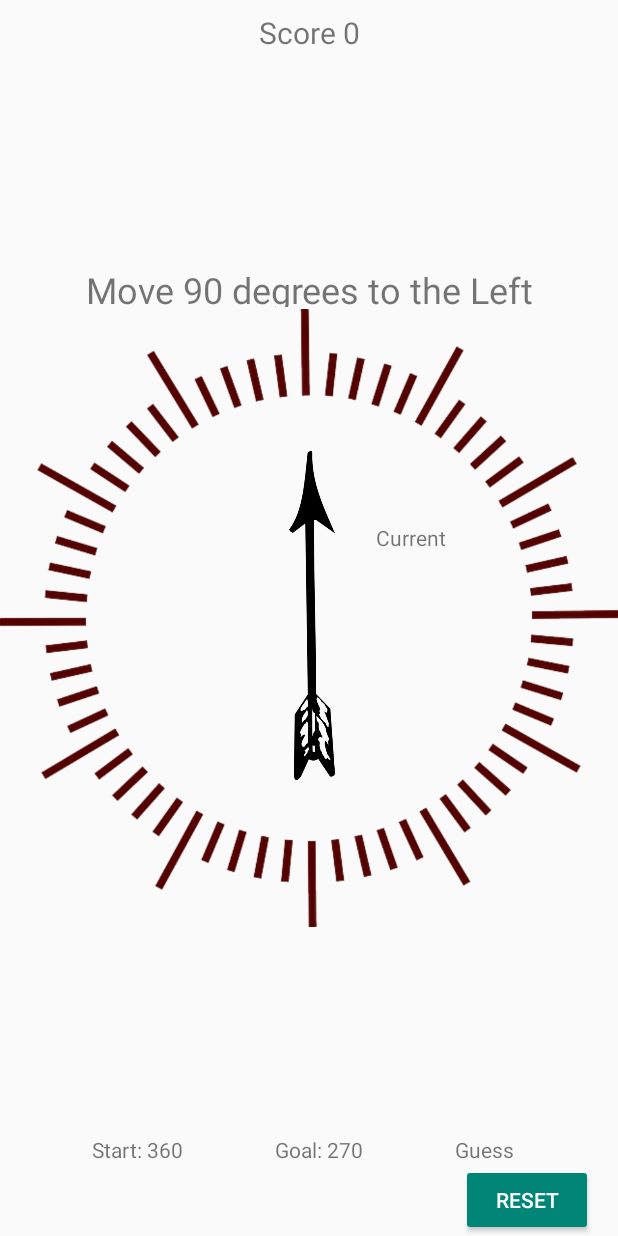
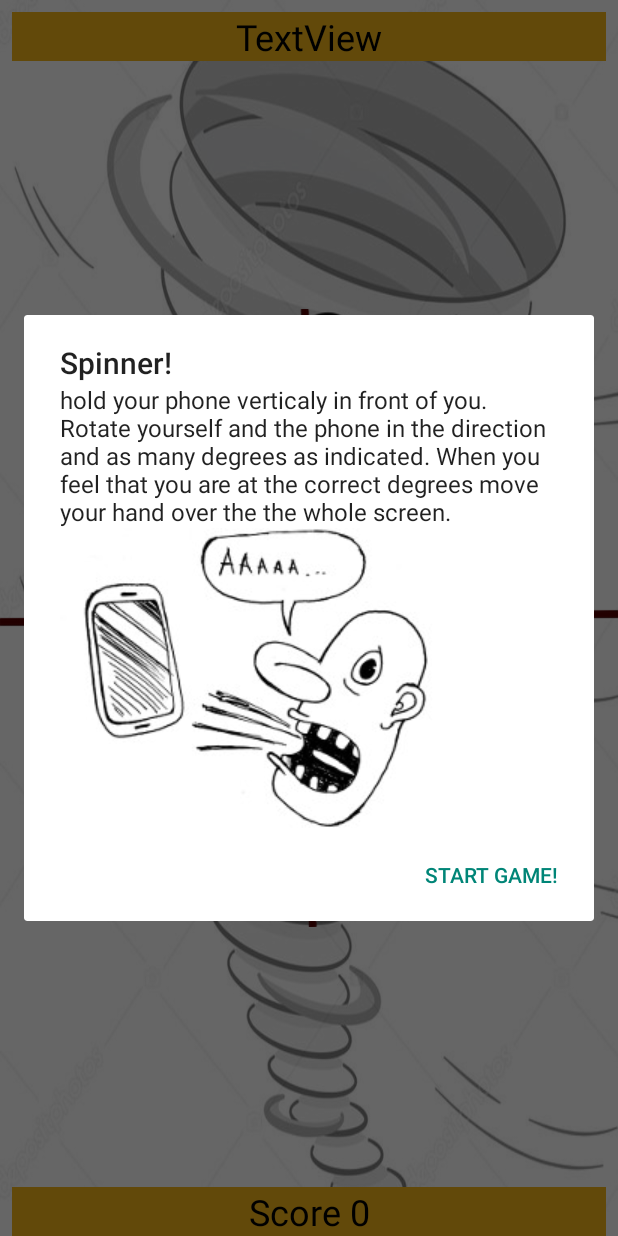
Before and after one commit to riomontana/PartyNonSense, an Android app: the fragment RotateGameFragment shown on its own in the app's theme, on a phone screen of 412 x 824 dp. Run offline under Robolectric (Android 15) with nearby library versions, the phone set to English and light mode, and no system bars; 1 statement that could not run was skipped.

Commit message:
Fragment färdigt förutom bilden

```diff
--- a/app/src/main/java/com/lfo/partynonsense/activitys/GameActivity.java
+++ b/app/src/main/java/com/lfo/partynonsense/activitys/GameActivity.java
@@ -153,7 +153,7 @@ public class GameActivity extends AppCompatActivity {
      * Start count down timer and update user interface
      */
     public void startCountDownTimer() {
-        new CountDownTimer(20000, 1000) {
+        new CountDownTimer(50000, 1000) {
 
             public void onTick(long millisUntilFinished) {
                 clockTimer.setText("Time left:" + ((millisUntilFinished / 1000) + 1));
--- a/app/src/main/java/com/lfo/partynonsense/fragments/RotateGameFragment.java
+++ b/app/src/main/java/com/lfo/partynonsense/fragments/RotateGameFragment.java
@@ -8,6 +8,7 @@ import android.hardware.SensorEventListener;
 import android.hardware.SensorManager;
 import android.os.Bundle;
 import android.support.v4.app.Fragment;
+import android.util.Log;
 import android.view.LayoutInflater;
 import android.view.View;
 import android.view.ViewGroup;
@@ -16,9 +17,13 @@ import android.view.animation.RotateAnimation;
 import android.widget.Button;
 import android.widget.ImageView;
 import android.widget.TextView;
+
 import com.lfo.partynonsense.FragmentTemplate;
+import com.lfo.partynonsense.GameInfoAlertDialogFragment;
 import com.lfo.partynonsense.R;
+
 import java.util.Random;
+
 import static android.content.Context.SENSOR_SERVICE;
 
 
@@ -29,17 +34,20 @@ public class RotateGameFragment extends Fragment implements FragmentTemplate, Se
 
     private static final int RIGHT = 0;
     private static final int LEFT = 1;
+    private static final int ERRORMARGIN = 10;
+    private static final int POINTS = 1000;
     private View view;
     private SensorManager sensorManager;
     private Sensor proximitySensor, rotationVector;
     private ImageView ivArrow;
-    private TextView tvStart, tvGoal, tvCurrent, tvGuess, tvComand, tvScore;
-    private Button btnReset;
+    private TextView tvCurrent, tvComand, tvScore;
     private Random random = new Random();
-    private int startValue, guessValue, score = 0, goalValue;
+    private int guessValue;
+    private int score = 0;
+    private int goalValue;
     private float mCurrentDegree = 0;
-    //    private float startDegree = 0;
     private int direction;
+    private boolean gameOn = false;
 
     private static final String TAG = "LOG";
 
@@ -54,25 +62,29 @@ public class RotateGameFragment extends Fragment implements FragmentTemplate, Se
         view = inflater.inflate(R.layout.fragment_rotate_game, container, false);
         sensorManager = (SensorManager) getActivity().getSystemService
                 (SENSOR_SERVICE);
+        if (sensorManager != null) {
             proximitySensor = sensorManager.getDefaultSensor(Sensor.TYPE_PROXIMITY);
             rotationVector = sensorManager.getDefaultSensor(Sensor.TYPE_GAME_ROTATION_VECTOR);
+        }
         ivArrow = (ImageView) view.findViewById(R.id.ivArrow);
-        tvStart = (TextView) view.findViewById(R.id.tvStart);
         tvCurrent = (TextView) view.findViewById(R.id.tvEnd);
-        tvGuess = (TextView) view.findViewById(R.id.tvGuess);
-        tvGoal = (TextView) view.findViewById(R.id.tvGoal);
         tvComand = (TextView) view.findViewById(R.id.tvComand);
         tvScore = (TextView) view.findViewById(R.id.tvScore);
         tvScore.setText("Score " + 0);
-        btnReset = (Button) view.findViewById(R.id.btnReset);
-        btnReset.setOnClickListener(new View.OnClickListener() {
-            @Override
-            public void onClick(View view) {
-                start();
+        createGameInfoAlertDialog();
+        return view;
     }
-        });
-        start();
-        return view;
+
+    /**
+     * Create a new alert dialog
+     */
+    public void createGameInfoAlertDialog() {
+        Log.d(TAG, "createGameInfoAlertDialog: ");
+        GameInfoAlertDialogFragment gameInfoDialog = new GameInfoAlertDialogFragment();
+        gameInfoDialog.setTitle("Spinner!");
+        gameInfoDialog.setText(getResources().getString(R.string.rotate_game_info));
+        gameInfoDialog.setImageResource(R.drawable.how_to_volumegame);
+        gameInfoDialog.show(getActivity().getFragmentManager(), "Match the volume");
     }
 
     public void rotateArrow(SensorEvent event) {
@@ -96,30 +108,30 @@ public class RotateGameFragment extends Fragment implements FragmentTemplate, Se
 
     private void lockGuess(SensorEvent sensorEvent) {
         if (sensorEvent.sensor == proximitySensor) {
+            if (sensorEvent.values[0] == 0.0) {
                 guessValue = (int) ((mCurrentDegree + 360));
-            tvGuess.setText("guess " + String.valueOf(guessValue));
+                Log.d(TAG, "guessValue: " + guessValue);
                 calculateScore();
+                Log.d(TAG, "---------------------------------------------------------------");
                 start();
+            }
         }
     }
 
     @SuppressLint("SetTextI18n")
     private void calculateScore() {
-        int playerGuess;
         if (direction == RIGHT) {
-            playerGuess = startValue + guessValue;
-            if (playerGuess > 359) playerGuess = playerGuess - 360;
-            if (playerGuess >= (mCurrentDegree - 20) && playerGuess <= (mCurrentDegree + 20)) {
-                score++;
+            if (guessValue >= (goalValue - ERRORMARGIN) && guessValue <= (goalValue + ERRORMARGIN)) {
+                score = score + POINTS;
                 tvScore.setText("Score: " + String.valueOf(score));
+                Log.d(TAG, "Guessed correct");
             }
         }
         if (direction == LEFT) {
-            playerGuess = startValue - guessValue;
-            if (playerGuess < 0) playerGuess = playerGuess + 359;
-            if (playerGuess >= (playerGuess - 20) && playerGuess <= (playerGuess + 20)) {
-                score++;
+            if (guessValue >= (goalValue - ERRORMARGIN) && guessValue <= (goalValue + ERRORMARGIN)) {
+                score = score + POINTS;
                 tvScore.setText("Score: " + String.valueOf(score));
+                Log.d(TAG, "Guessed correct");
             }
         }
     }
@@ -127,13 +139,14 @@ public class RotateGameFragment extends Fragment implements FragmentTemplate, Se
     @SuppressLint("SetTextI18n")
     @Override
     public void start() {
+        gameOn = true;
         String moveTo;
-//        startDegree = 0;
-        startValue = (int) (((mCurrentDegree) * -1) - 360) * -1;
+        int startValue = (int) (((mCurrentDegree) * -1) - 360) * -1;
+        Log.d(TAG, "start: " + startValue);
         int leftRight = random.nextInt(2);
-//        moveDegrees = random.nextInt(179) + 1;
-        int moveDegrees = 90;
-
+        double randomNumber = random.nextInt(170) + 10;
+        int moveDegrees = (int) Math.round(randomNumber / 10.0) * 10;
+        Log.d(TAG, "move " + moveDegrees + " degrees");
         if (leftRight == RIGHT) {
             moveTo = "Right";
             direction = RIGHT;
@@ -146,12 +159,12 @@ public class RotateGameFragment extends Fragment implements FragmentTemplate, Se
             if (goalValue < 0) goalValue = goalValue + 360;
         }
         tvComand.setText("Move " + moveDegrees + " degrees to the " + moveTo);
-        tvStart.setText("Start: " + String.valueOf(startValue));
-        tvGoal.setText("Goal: " + String.valueOf(goalValue));
+        Log.d(TAG, "goalValue: " + goalValue);
     }
 
     @Override
     public void stop() {
+        gameOn = false;
 
     }
 
@@ -163,13 +176,10 @@ public class RotateGameFragment extends Fragment implements FragmentTemplate, Se
 
     @Override
     public void onSensorChanged(SensorEvent sensorEvent) {
-//        if (startDegree == 0) {
-//            if (sensorEvent.sensor == rotationVector) {
-//                startDegree = ((sensorEvent.values[2] + 1) * 180);
-//            }
-//        }
+        if (gameOn) {
             rotateArrow(sensorEvent);
             lockGuess(sensorEvent);
+        }
     }
 
     @Override
--- a/app/src/main/res/layout/fragment_rotate_game.xml
+++ b/app/src/main/res/layout/fragment_rotate_game.xml
@@ -4,6 +4,7 @@
     android:id="@+id/frameLayout2"
     android:layout_width="match_parent"
     android:layout_height="match_parent"
+    android:background="@drawable/tornado"
     tools:context="com.lfo.partynonsense.fragments.RotateGameFragment">
 
     <!-- TODO: Update blank fragment layout -->
@@ -33,97 +34,51 @@
         app:layout_constraintTop_toTopOf="parent" />
 
     <TextView
-        android:id="@+id/tvStart"
-        android:layout_width="wrap_content"
-        android:layout_height="wrap_content"
-        android:layout_marginTop="8dp"
-        android:text="Start"
-        android:textSize="14sp"
-        app:layout_constraintBottom_toTopOf="@+id/btnReset"
-        app:layout_constraintEnd_toStartOf="@+id/tvGoal"
-        app:layout_constraintHorizontal_bias="0.5"
-        app:layout_constraintStart_toStartOf="parent"
-        app:layout_constraintTop_toBottomOf="@+id/tvEnd"
-        app:layout_constraintVertical_bias="1.0" />
-
-    <TextView
-        android:id="@+id/tvGuess"
-        android:layout_width="wrap_content"
-        android:layout_height="wrap_content"
-        android:layout_marginEnd="8dp"
-        android:layout_marginTop="8dp"
-        android:text="Guess"
-        app:layout_constraintBottom_toTopOf="@+id/btnReset"
-        app:layout_constraintEnd_toEndOf="parent"
-        app:layout_constraintStart_toEndOf="@+id/tvGoal"
-        app:layout_constraintTop_toBottomOf="@+id/tvEnd"
-        app:layout_constraintVertical_bias="1.0" />
-
-    <TextView
         android:id="@+id/tvEnd"
         android:layout_width="wrap_content"
         android:layout_height="wrap_content"
         android:layout_marginEnd="8dp"
         android:layout_marginStart="8dp"
-        android:layout_marginTop="144dp"
+        android:layout_marginTop="176dp"
         android:text="Current"
         android:textSize="14sp"
         app:layout_constraintEnd_toEndOf="parent"
-        app:layout_constraintHorizontal_bias="0.694"
+        app:layout_constraintHorizontal_bias="0.688"
         app:layout_constraintStart_toStartOf="parent"
         app:layout_constraintTop_toBottomOf="@+id/tvComand" />
 
-    <Button
-        android:id="@+id/btnReset"
-        style="@style/Widget.AppCompat.Button.Colored"
-        android:layout_width="wrap_content"
-        android:layout_height="wrap_content"
-        android:layout_marginEnd="8dp"
-        android:layout_marginStart="8dp"
-        android:text="Reset"
-        app:layout_constraintBottom_toBottomOf="parent"
-        app:layout_constraintEnd_toEndOf="parent"
-        app:layout_constraintHorizontal_bias="0.971"
-        app:layout_constraintStart_toStartOf="parent" />
-
     <TextView
         android:id="@+id/tvComand"
-        android:layout_width="wrap_content"
-        android:layout_height="28dp"
-        android:layout_marginBottom="430dp"
-        android:layout_marginEnd="8dp"
-        android:layout_marginStart="8dp"
-        android:text="TextView"
-        android:textSize="24sp"
-        app:layout_constraintBottom_toTopOf="@+id/btnReset"
-        app:layout_constraintEnd_toEndOf="parent"
-        app:layout_constraintStart_toStartOf="parent"
-        app:layout_constraintTop_toBottomOf="@+id/tvScore" />
-
-    <TextView
-        android:id="@+id/tvScore"
-        android:layout_width="wrap_content"
+        android:layout_width="0dp"
         android:layout_height="wrap_content"
         android:layout_marginEnd="8dp"
         android:layout_marginStart="8dp"
         android:layout_marginTop="8dp"
+        android:background="@color/colorPrimary"
         android:text="TextView"
-        android:textSize="20sp"
+        android:textAlignment="center"
+        android:textColor="@android:color/black"
+        android:textSize="24sp"
         app:layout_constraintEnd_toEndOf="parent"
         app:layout_constraintStart_toStartOf="parent"
         app:layout_constraintTop_toTopOf="parent" />
 
     <TextView
-        android:id="@+id/tvGoal"
-        android:layout_width="wrap_content"
+        android:id="@+id/tvScore"
+        android:layout_width="0dp"
         android:layout_height="wrap_content"
-        android:layout_marginTop="8dp"
-        android:text="Goal"
-        app:layout_constraintBottom_toTopOf="@+id/btnReset"
-        app:layout_constraintEnd_toStartOf="@+id/tvGuess"
-        app:layout_constraintHorizontal_bias="0.5"
-        app:layout_constraintStart_toEndOf="@+id/tvStart"
-        app:layout_constraintTop_toBottomOf="@+id/tvEnd"
+        android:layout_marginEnd="8dp"
+        android:layout_marginStart="8dp"
+        android:background="@color/colorPrimary"
+        android:text="TextView"
+        android:textAlignment="center"
+        android:textColor="@android:color/black"
+        android:textSize="24sp"
+        app:layout_constraintBottom_toBottomOf="parent"
+        app:layout_constraintEnd_toEndOf="parent"
+        app:layout_constraintHorizontal_bias="0.0"
+        app:layout_constraintStart_toStartOf="parent"
+        app:layout_constraintTop_toBottomOf="@+id/tvComand"
         app:layout_constraintVertical_bias="1.0" />
 
 </android.support.constraint.ConstraintLayout>
--- a/app/src/main/res/layout/fragment_test.xml
+++ b/app/src/main/res/layout/fragment_test.xml
@@ -26,8 +26,7 @@
         android:id="@+id/btnChange"
         android:layout_width="wrap_content"
         android:layout_height="wrap_content"
-        android:layout_marginBottom="216dp"
-        android:layout_marginEnd="148dp"
+        android:layout_marginEnd="8dp"
         android:layout_marginStart="148dp"
         android:layout_marginTop="94dp"
         android:text="Button"
--- a/app/src/main/res/values/strings.xml
+++ b/app/src/main/res/values/strings.xml
@@ -3,4 +3,7 @@
 
     <!-- TODO: Remove or change this placeholder text -->
     <string name="hello_blank_fragment">Hello blank fragment</string>
+    <string name="rotate_game_info">hold your phone verticaly in front of you.
+        Rotate yourself and the phone in the direction and as many degrees as indicated.
+        When you feel that you are at the correct degrees move your hand over the the whole screen.</string>
 </resources>
```
Also changed, not shown: app/src/main/res/drawable/tornado.jpg (added). Lines whose indentation alone changed are shown as unchanged.
